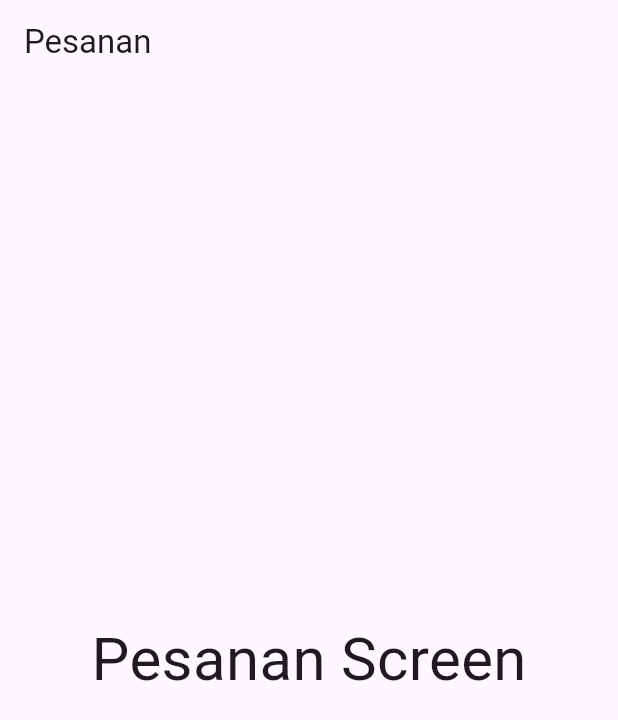
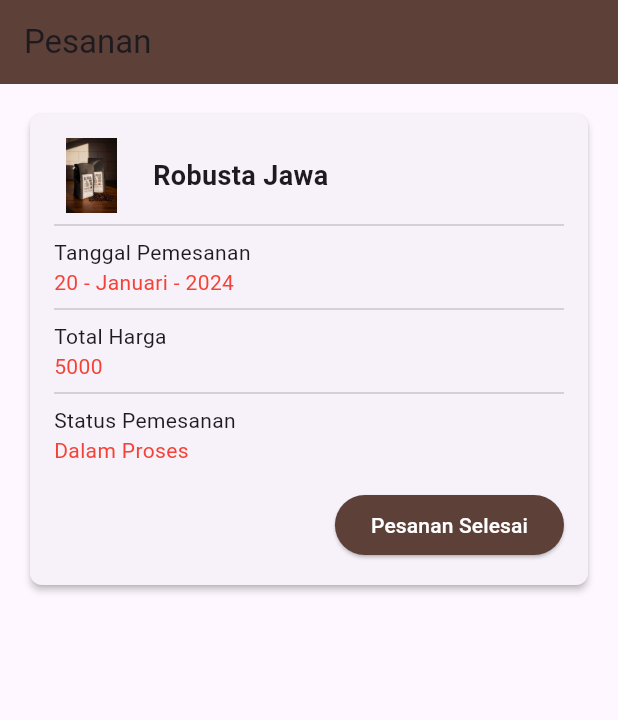
Before and after one commit to Semester4Project/kojukMobile, a Flutter app: the Pesanan screen opened directly, on a phone screen of 412 x 824 dp. Shown: the top 720 px of the screen. Run offline on Flutter 3.47's test engine with Material 3 defaults, Android fonts, the light colour scheme and no system bars.

Commit message:
add pesanan page

```diff
--- a/lib/pages/Pesanan.dart
+++ b/lib/pages/Pesanan.dart
@@ -1,18 +1,82 @@
 import 'package:flutter/material.dart';
 
-class Pesanan  extends StatefulWidget{
+class Pesanan extends StatefulWidget {
   @override
   _PesananState createState() => _PesananState();
 }
 
-class _PesananState extends State<Pesanan>{
+class _PesananState extends State<Pesanan> {
   @override
-  Widget build(BuildContext context){
+  Widget build(BuildContext context) {
     return Scaffold(
-      appBar: AppBar(title: Text('Pesanan')),
-      body: Center(
-        child:Text('Pesanan Screen', style: TextStyle(fontSize: 40))),
-
+      appBar: AppBar(
+        title: const Text('Pesanan'),
+        backgroundColor: Colors.brown[700],
+      ),
+      body: Padding(
+        padding: const EdgeInsets.all(16.0),
+        child: Card(
+          elevation: 2.0,
+          shape: RoundedRectangleBorder(
+            borderRadius: BorderRadius.circular(8.0),
+          ),
+          child: Padding(
+            padding: const EdgeInsets.all(16.0),
+            child: Column(
+              mainAxisSize: MainAxisSize.min,
+              crossAxisAlignment: CrossAxisAlignment.start,
+              children: [
+                Row(
+                  children: [
+                    Image.asset(
+                       "assets/images/coffe2.jpg",
+                      width: 50,
+                      height: 50,
+                    ),
+                    SizedBox(width: 16),
+                    Text(
+                      'Robusta Jawa',
+                      style: TextStyle(fontSize: 18, fontWeight: FontWeight.bold),
+                    ),
+                  ],
+                ),
+                Divider(),
+                Text('Tanggal Pemesanan'),
+                Text(
+                  '20 - Januari - 2024',
+                  style: TextStyle(color: Colors.red),
+                ),
+                Divider(),
+                Text('Total Harga'),
+                Text(
+                  '5000',
+                  style: TextStyle(color: Colors.red),
+                ),
+                Divider(),
+                Text('Status Pemesanan'),
+                Text(
+                  'Dalam Proses',
+                  style: TextStyle(color: Colors.red),
+                ),
+                SizedBox(height: 16),
+                Align(
+                  alignment: Alignment.centerRight,
+                  child: ElevatedButton(
+                    onPressed: () {
+                      // Add function to handle button press
+                    },
+                    child: Text('Pesanan Selesai'),
+                    style: ElevatedButton.styleFrom(
+                      backgroundColor: Colors.brown[700], // Button color
+                      foregroundColor: Colors.white, // Text color
+                    ),
+                  ),
+                ),
+              ],
+            ),
+          ),
+        ),
+      ),
     );
   }
 }
```
